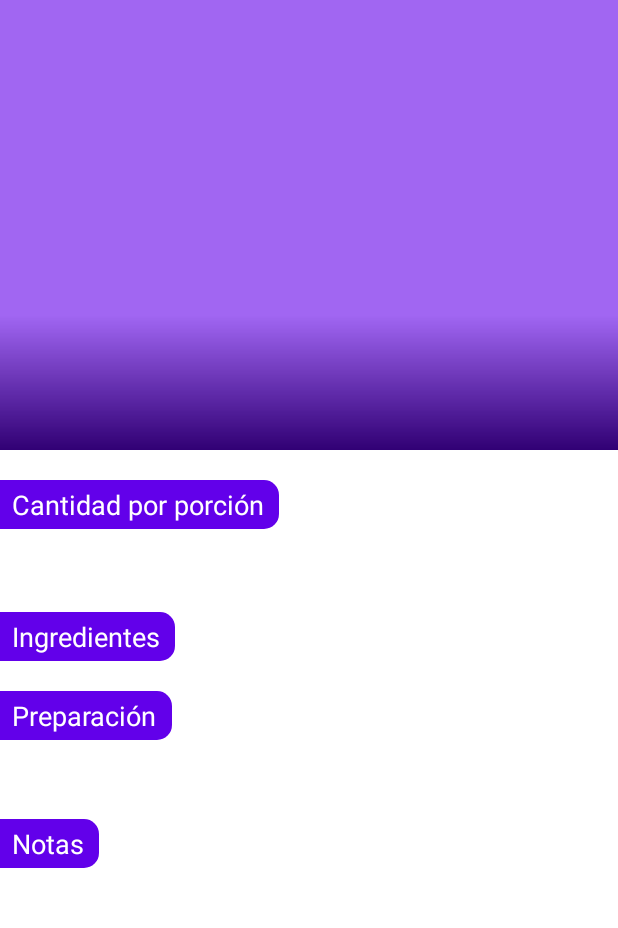
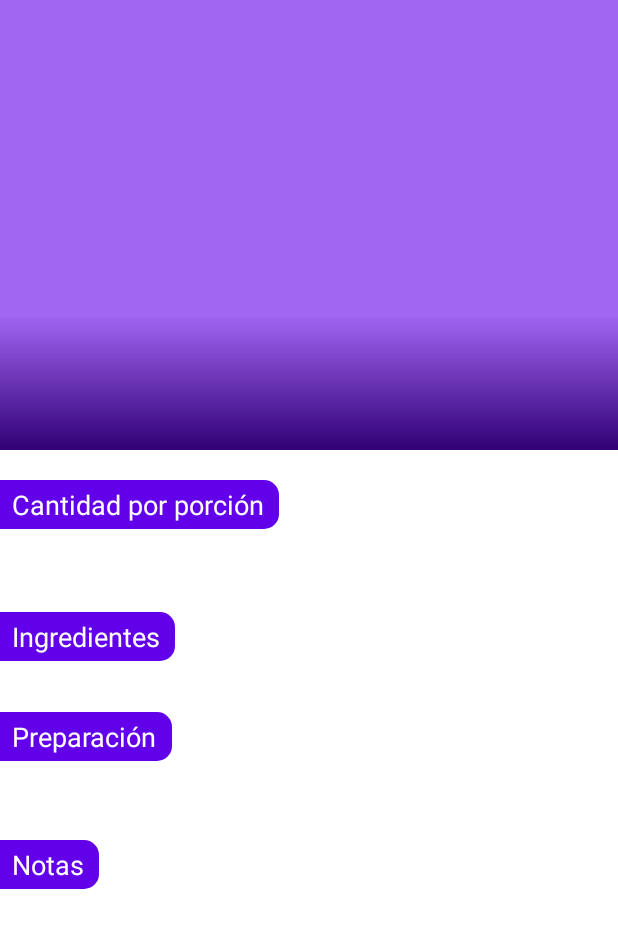
Before and after one commit to gersard/MisCocktails, an Android app: the DetalleCocktailActivity screen opened directly, with no data from a screen before it, on a phone screen of 412 x 824 dp. Shown: the top 928 px of the screen. Run offline under Robolectric (Android 15) with nearby library versions, the phone set to English and light mode, and no system bars.

Commit message:
- Se ajustan margenes entre headers y contenido en detalle cocktail

```diff
--- a/app/src/main/res/layout/activity_detalle_cocktail.xml
+++ b/app/src/main/res/layout/activity_detalle_cocktail.xml
@@ -49,7 +49,6 @@
     <androidx.core.widget.NestedScrollView
         android:layout_width="match_parent"
         android:layout_height="match_parent"
-        android:clipToPadding="false"
         app:layout_behavior="@string/appbar_scrolling_view_behavior">
 
         <LinearLayout
@@ -69,7 +68,7 @@
                 android:layout_width="wrap_content"
                 android:layout_height="wrap_content"
                 android:layout_marginStart="8dp"
-                android:layout_marginTop="8dp"
+                android:layout_marginTop="14dp"
                 android:textColor="@color/black"
                 android:textSize="20sp"
                 tools:text="8oz|30ml" />
@@ -78,13 +77,14 @@
                 style="@style/HeaderTextViewRightCorners"
                 android:layout_width="wrap_content"
                 android:layout_height="wrap_content"
-                android:layout_marginTop="20dp"
+                android:layout_marginTop="14dp"
                 android:text="@string/title_ingredientes_cocktail" />
 
             <androidx.recyclerview.widget.RecyclerView
                 android:id="@+id/rv_ingredientes_cocktail"
                 android:layout_width="match_parent"
-                android:layout_height="wrap_content" />
+                android:layout_height="wrap_content"
+                android:layout_marginTop="14dp" />
 
             <TextView
                 style="@style/HeaderTextViewRightCorners"
@@ -98,7 +98,7 @@
                 android:layout_width="wrap_content"
                 android:layout_height="wrap_content"
                 android:layout_marginStart="8dp"
-                android:layout_marginTop="8dp"
+                android:layout_marginTop="14dp"
                 android:textColor="@color/black"
                 android:textSize="18sp"
                 tools:text="Mezclar en cocktelera con hielo" />
@@ -107,7 +107,7 @@
                 style="@style/HeaderTextViewRightCorners"
                 android:layout_width="wrap_content"
                 android:layout_height="wrap_content"
-                android:layout_marginTop="20dp"
+                android:layout_marginTop="14dp"
                 android:text="@string/title_notas_cocktail" />
 
             <TextView
@@ -115,7 +115,8 @@
                 android:layout_width="wrap_content"
                 android:layout_height="wrap_content"
                 android:layout_marginStart="8dp"
-                android:layout_marginTop="8dp"
+                android:layout_marginTop="14dp"
+                android:alpha="0.7"
                 android:textColor="@color/black"
                 android:textSize="16sp"
                 android:textStyle="italic"
```
